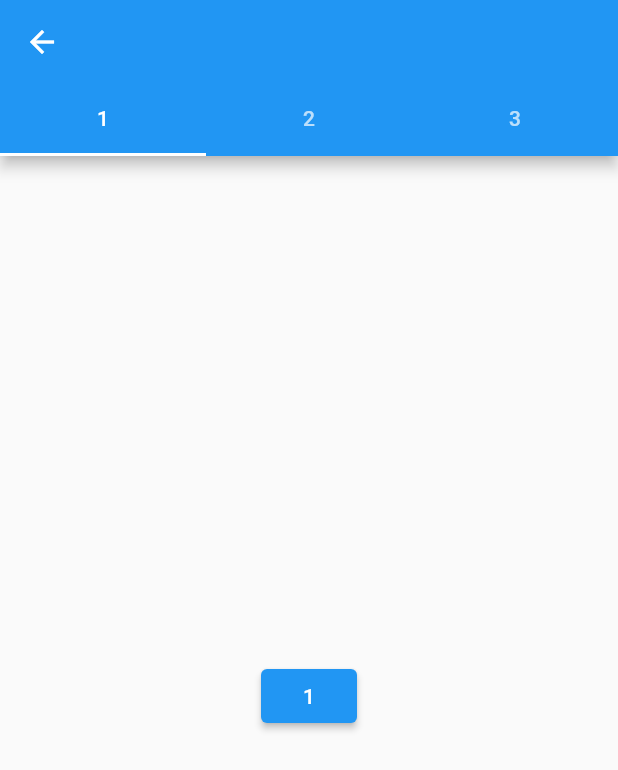
After one commit to pauleke65/flutter_hooks_learn, a Flutter app: the screen it shows after launch, after a tap on "useTabController", on a phone screen of 412 x 824 dp. The commit adds this screen. Shown: the top 770 px of the screen. Run offline on Flutter 3.47's test engine with Material 2 defaults, Android fonts, the phone set to English and light mode, and no system bars; our stand-ins replace flutter_hooks.

Commit message:
useTabController

```diff
--- a/lib/screens/home.dart
+++ b/lib/screens/home.dart
@@ -6,6 +6,7 @@ import 'package:flutter_hooks_learn/screens/use_effect.dart';
 import 'package:flutter_hooks_learn/screens/use_future.dart';
 import 'package:flutter_hooks_learn/screens/use_state.dart';
 import 'package:flutter_hooks_learn/screens/use_stream.dart';
+import 'package:flutter_hooks_learn/screens/use_tab_controller.dart';
 
 class HomePage extends StatelessWidget {
   const HomePage({Key? key}) : super(key: key);
@@ -22,6 +23,7 @@ class HomePage extends StatelessWidget {
           CustomButton(text: "useStream", child: UseStreamScreen()),
           CustomButton(
               text: "useAnimationController", child: UseAnimationController()),
+          CustomButton(text: "useTabController", child: UseTabController()),
         ],
       ),
     );
--- /dev/null
+++ b/lib/screens/use_tab_controller.dart
@@ -0,0 +1,42 @@
+import 'dart:math';
+
+import 'package:flutter/material.dart';
+import 'package:flutter_hooks/flutter_hooks.dart';
+
+class UseTabController extends HookWidget {
+  const UseTabController({Key? key}) : super(key: key);
+
+  @override
+  Widget build(BuildContext context) {
+    final controller = useTabController(initialLength: 3);
+
+    onPressed() => controller.animateTo(Random().nextInt(3));
+
+    return Scaffold(
+      appBar: AppBar(
+        bottom: TabBar(
+          controller: controller,
+          tabs: const [
+            Tab(text: '1'),
+            Tab(text: '2'),
+            Tab(text: '3'),
+          ],
+        ),
+      ),
+      body: TabBarView(
+        controller: controller,
+        children: [
+          Center(
+              child:
+                  ElevatedButton(child: const Text('1'), onPressed: onPressed)),
+          Center(
+              child:
+                  ElevatedButton(child: const Text('2'), onPressed: onPressed)),
+          Center(
+              child:
+                  ElevatedButton(child: const Text('3'), onPressed: onPressed)),
+        ],
+      ),
+    );
+  }
+}
```
